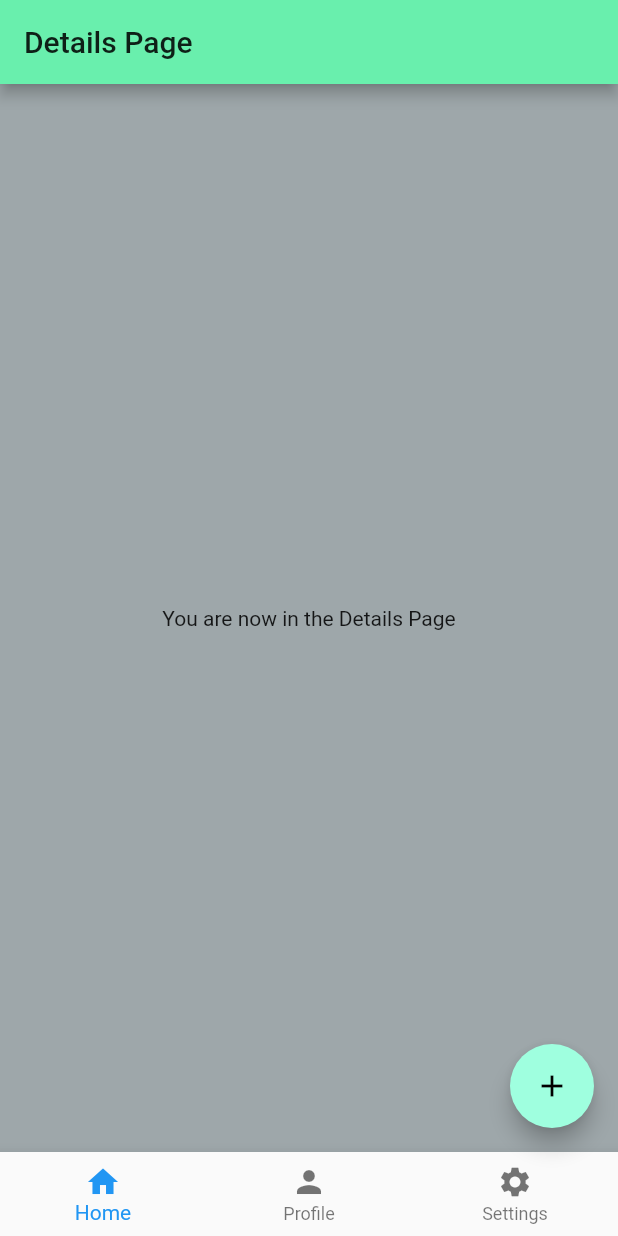
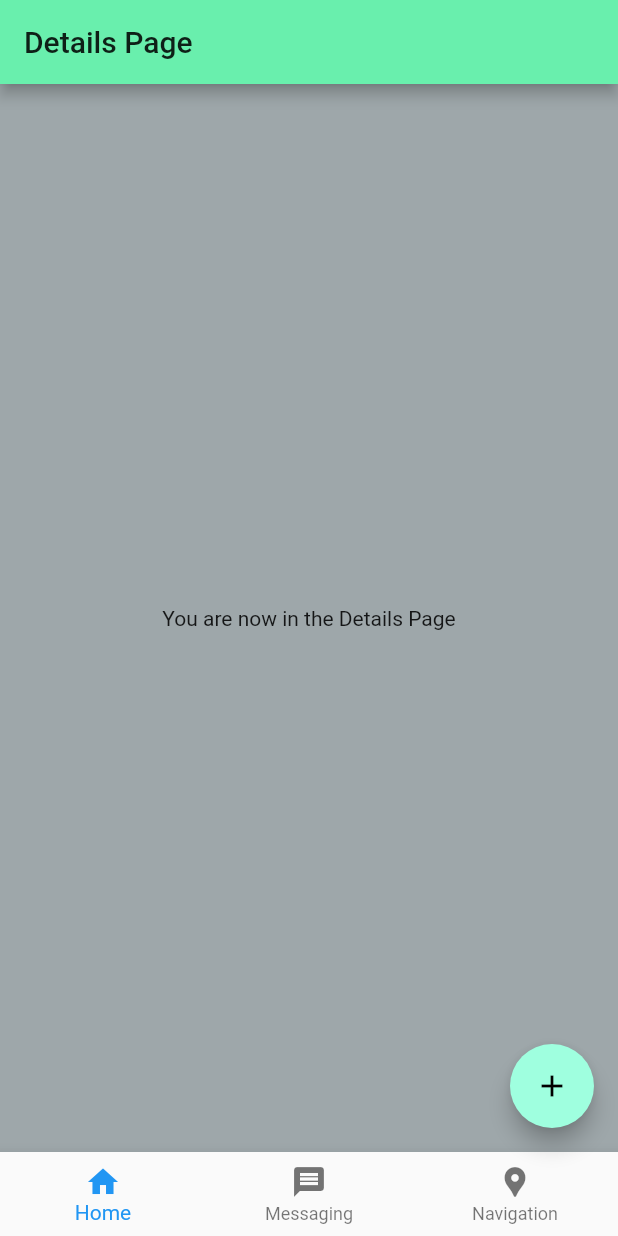
Before and after one commit to LuisDLF98/doers_app, a Flutter app: the screen it shows after launch, after a tap on the "add" icon, on a phone screen of 412 x 824 dp. Run offline on Flutter 3.47's test engine with Material 2 defaults, Android fonts, the phone set to English and light mode, and no system bars.

Commit message:
Added pages to the side bar.

```diff
--- a/lib/main.dart
+++ b/lib/main.dart
@@ -1,8 +1,10 @@
 import 'package:flutter/material.dart';
-import 'package:doers_app/side_bar.dart';
 import 'package:doers_app/home_screen.dart';
 import 'package:doers_app/profile_screen.dart';
 import 'package:doers_app/settings_screen.dart';
+import 'package:doers_app/payment_screen.dart';
+import 'package:doers_app/messaging_screen.dart';
+import 'package:doers_app/navigation_screen.dart';
 
 // Convert hex strings into hex numbers
 Color fromHex(String hex) {
@@ -34,6 +36,9 @@ class MyApp extends StatelessWidget {
         HomeScreen.id: (context) => HomeScreen(),
         ProfileScreen.id: (context) => ProfileScreen(),
         SettingsScreen.id: (context) => SettingsScreen(),
+        MessagingScreen.id: (context) => MessagingScreen(),
+        PaymentsScreen.id: (context) => PaymentsScreen(),
+        NavigationScreen.id: (context) => NavigationScreen(),
       },
 
       title: 'Flutter Demo',
@@ -107,12 +112,12 @@ class _MyHomePageState extends State<MyHomePage> {
             icon: Icon(Icons.home),
           ),
           BottomNavigationBarItem(
-            label: 'Profile',
-            icon: Icon(Icons.person),
+            label: 'Messaging',
+            icon: Icon(Icons.message),
           ),
           BottomNavigationBarItem(
-            label: 'Settings',
-            icon: Icon(Icons.settings),
+            label: 'Navigation',
+            icon: Icon(Icons.location_pin),
           ),
         ],
         currentIndex: _currentTab,
@@ -139,8 +144,8 @@ class _MyHomePageState extends State<MyHomePage> {
           index: pageNum,
           children: [
             HomeScreen(),
-            ProfileScreen(),
-            SettingsScreen(),
+            MessagingScreen(),
+            NavigationScreen(),
             DetailsScreen(),
           ],
         ),
--- /dev/null
+++ b/lib/messaging_screen.dart
@@ -0,0 +1,59 @@
+import 'package:flutter/material.dart';
+import 'package:doers_app/side_bar.dart';
+
+class MessagingScreen extends StatefulWidget {
+  MessagingScreen({Key key}) : super(key: key);
+  static const String id = 'message_screen';
+
+  // This widget is the home page of your application. It is stateful, meaning
+  // that it has a State object (defined below) that contains fields that affect
+  // how it looks.
+
+  // This class is the configuration for the state. It holds the values (in this
+  // case the title) provided by the parent (in this case the App widget) and
+  // used by the build method of the State. Fields in a Widget subclass are
+  // always marked "final".
+
+  @override
+  _MessagingScreen createState() => _MessagingScreen();
+}
+
+class _MessagingScreen extends State<MessagingScreen> {
+  @override
+  Widget build(BuildContext context) {
+    return Scaffold(
+      drawer: NavDrawer(),
+      appBar: AppBar(
+        // Here we take the value from the MyHomePage object that was created by
+        // the App.build method, and use it to set our appbar title.
+        title: Text('Messaging'),
+      ),
+      body: Center(
+        // Center is a layout widget. It takes a single child and positions it
+        // in the middle of the parent.
+        child: Column(
+          // Column is also a layout widget. It takes a list of children and
+          // arranges them vertically. By default, it sizes itself to fit its
+          // children horizontally, and tries to be as tall as its parent.
+          //
+          // Invoke "debug painting" (press "p" in the console, choose the
+          // "Toggle Debug Paint" action from the Flutter Inspector in Android
+          // Studio, or the "Toggle Debug Paint" command in Visual Studio Code)
+          // to see the wireframe for each widget.
+          //
+          // Column has various properties to control how it sizes itself and
+          // how it positions its children. Here we use mainAxisAlignment to
+          // center the children vertically; the main axis here is the vertical
+          // axis because Columns are vertical (the cross axis would be
+          // horizontal).
+          mainAxisAlignment: MainAxisAlignment.center,
+          children: <Widget>[
+            Text(
+              'You are now in the Messaging Page',
+            ),
+          ],
+        ),
+      ),// This trailing comma makes auto-formatting nicer for build methods.
+    );
+  }
+}
--- /dev/null
+++ b/lib/navigation_screen.dart
@@ -0,0 +1,59 @@
+import 'package:flutter/material.dart';
+import 'package:doers_app/side_bar.dart';
+
+class NavigationScreen extends StatefulWidget {
+  NavigationScreen({Key key}) : super(key: key);
+  static const String id = 'navigation_screen';
+
+  // This widget is the home page of your application. It is stateful, meaning
+  // that it has a State object (defined below) that contains fields that affect
+  // how it looks.
+
+  // This class is the configuration for the state. It holds the values (in this
+  // case the title) provided by the parent (in this case the App widget) and
+  // used by the build method of the State. Fields in a Widget subclass are
+  // always marked "final".
+
+  @override
+  _NavigationScreen createState() => _NavigationScreen();
+}
+
+class _NavigationScreen extends State<NavigationScreen> {
+  @override
+  Widget build(BuildContext context) {
+    return Scaffold(
+      drawer: NavDrawer(),
+      appBar: AppBar(
+        // Here we take the value from the MyHomePage object that was created by
+        // the App.build method, and use it to set our appbar title.
+        title: Text('Navigation'),
+      ),
+      body: Center(
+        // Center is a layout widget. It takes a single child and positions it
+        // in the middle of the parent.
+        child: Column(
+          // Column is also a layout widget. It takes a list of children and
+          // arranges them vertically. By default, it sizes itself to fit its
+          // children horizontally, and tries to be as tall as its parent.
+          //
+          // Invoke "debug painting" (press "p" in the console, choose the
+          // "Toggle Debug Paint" action from the Flutter Inspector in Android
+          // Studio, or the "Toggle Debug Paint" command in Visual Studio Code)
+          // to see the wireframe for each widget.
+          //
+          // Column has various properties to control how it sizes itself and
+          // how it positions its children. Here we use mainAxisAlignment to
+          // center the children vertically; the main axis here is the vertical
+          // axis because Columns are vertical (the cross axis would be
+          // horizontal).
+          mainAxisAlignment: MainAxisAlignment.center,
+          children: <Widget>[
+            Text(
+              'You are now in the Navigation Page',
+            ),
+          ],
+        ),
+      ),// This trailing comma makes auto-formatting nicer for build methods.
+    );
+  }
+}
--- a/lib/profile_screen.dart
+++ b/lib/profile_screen.dart
@@ -25,7 +25,7 @@ class _ProfileScreen extends State<ProfileScreen> {
       appBar: AppBar(
         // Here we take the value from the MyHomePage object that was created by
         // the App.build method, and use it to set our appbar title.
-        title: Text('Profile Page'),
+        title: Text('Profile'),
       ),
       body: Center(
         // Center is a layout widget. It takes a single child and positions it
--- a/lib/settings_screen.dart
+++ b/lib/settings_screen.dart
@@ -25,7 +25,7 @@ class _SettingsScreen extends State<SettingsScreen> {
       appBar: AppBar(
         // Here we take the value from the MyHomePage object that was created by
         // the App.build method, and use it to set our appbar title.
-        title: Text('Settings Page'),
+        title: Text('Settings'),
       ),
       body: Center(
         // Center is a layout widget. It takes a single child and positions it
--- a/lib/side_bar.dart
+++ b/lib/side_bar.dart
@@ -1,5 +1,7 @@
+import 'package:doers_app/settings_screen.dart';
 import 'package:flutter/material.dart';
 import 'package:doers_app/profile_screen.dart';
+import 'package:doers_app/payment_screen.dart';
 
 class NavDrawer extends StatelessWidget {
   @override
@@ -14,14 +16,19 @@ class NavDrawer extends StatelessWidget {
             ),
           ),
           ListTile(
-            leading: Icon(Icons.verified_user),
+            leading: Icon(Icons.person),
             title: Text('Profile'),
             onTap: () => {Navigator.pushNamed(context, ProfileScreen.id)},
           ),
           ListTile(
+            leading: Icon(Icons.attach_money),
+            title: Text('Payments'),
+            onTap: () => {Navigator.pushNamed(context, PaymentsScreen.id)},
+          ),
+          ListTile(
             leading: Icon(Icons.settings),
             title: Text('Settings'),
-            onTap: () => {Navigator.of(context).pop()},
+            onTap: () => {Navigator.pushNamed(context, SettingsScreen.id)},
           ),
           ListTile(
             leading: Icon(Icons.exit_to_app),
```
Also changed, not shown: lib/payment_screen.dart (added, +57 -0 lines).
